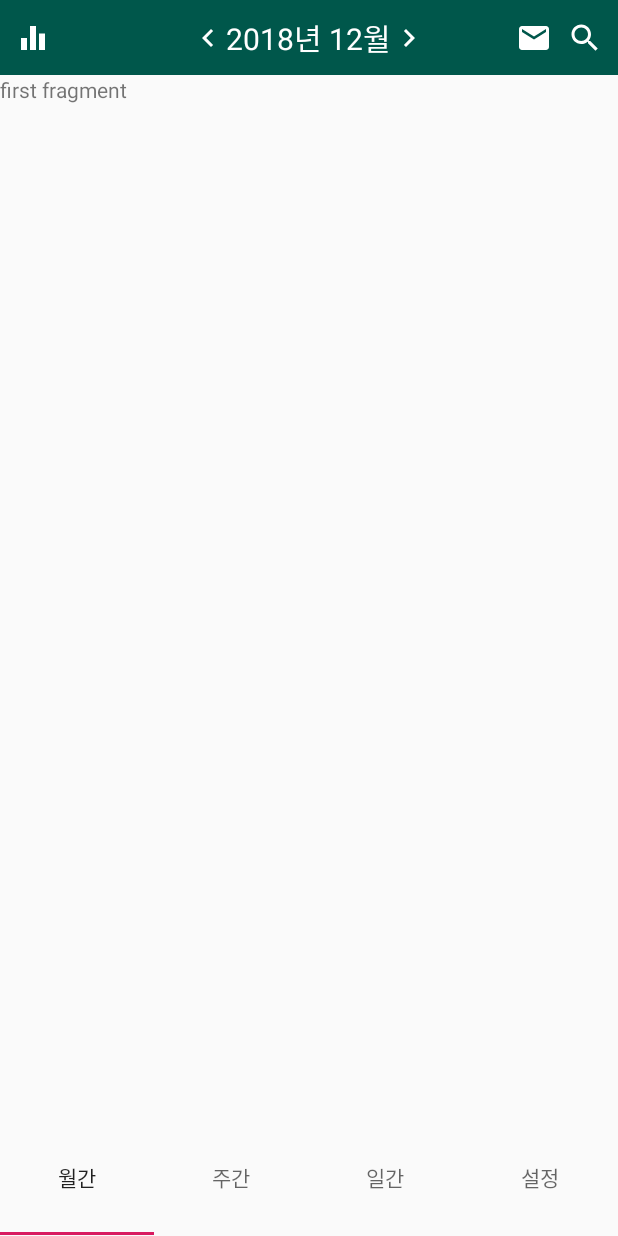
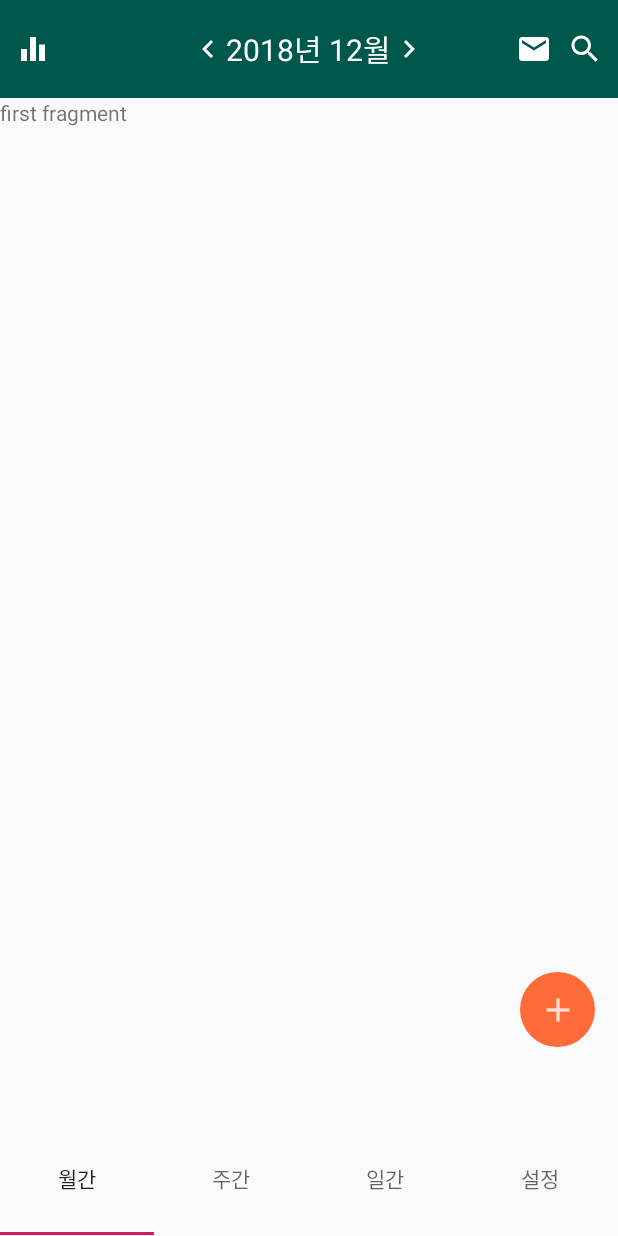
Before and after one commit to Junghun0/MoneyPlanner, an Android app: the screen it shows after launch (MainActivity), on a phone screen of 412 x 824 dp. Run offline under Robolectric (Android 15) with nearby library versions, the phone set to English and light mode, and no system bars; our stand-ins replace ButterKnife.

Commit message:
add : plus_btn , Fragment change : mainActivity layout

```diff
--- /dev/null
+++ b/app/src/main/java/com/example/parkjunghun/moneyplanner/Activity/Fragment/Add_First_Fragment.java
@@ -0,0 +1,25 @@
+package com.example.parkjunghun.moneyplanner.Activity.Fragment;
+
+import android.os.Bundle;
+import android.support.annotation.NonNull;
+import android.support.annotation.Nullable;
+import android.support.v4.app.Fragment;
+import android.view.LayoutInflater;
+import android.view.View;
+import android.view.ViewGroup;
+
+import com.example.parkjunghun.moneyplanner.R;
+
+public class Add_First_Fragment extends Fragment {
+
+    public Add_First_Fragment() {
+    }
+
+    @Nullable
+    @Override
+    public View onCreateView(@NonNull LayoutInflater inflater, @Nullable ViewGroup container, @Nullable Bundle savedInstanceState) {
+        View view = inflater.inflate(R.layout.add_first_fragment_layout, container, false);
+
+        return view;
+    }
+}
--- a/app/src/main/java/com/example/parkjunghun/moneyplanner/Activity/Fragment/First_Fragment.java
+++ b/app/src/main/java/com/example/parkjunghun/moneyplanner/Activity/Fragment/First_Fragment.java
@@ -4,19 +4,37 @@ import android.os.Bundle;
 import android.support.annotation.NonNull;
 import android.support.annotation.Nullable;
 import android.support.v4.app.Fragment;
+import android.support.v4.app.FragmentManager;
+import android.support.v4.app.FragmentTransaction;
 import android.view.LayoutInflater;
 import android.view.View;
 import android.view.ViewGroup;
+import android.widget.ImageButton;
 
 import com.example.parkjunghun.moneyplanner.R;
 
+import butterknife.BindView;
+import butterknife.ButterKnife;
+
 public class First_Fragment extends Fragment {
+
+    @BindView(R.id.plus_btn)
+    ImageButton plus_btn;
 
     @Nullable
     @Override
     public View onCreateView(@NonNull LayoutInflater inflater, @Nullable ViewGroup container, @Nullable Bundle savedInstanceState) {
         View view = inflater.inflate(R.layout.first_fragment_layout, container, false);
+        ButterKnife.bind(this , view);
 
+        plus_btn.setOnClickListener(new View.OnClickListener() {
+            @Override
+            public void onClick(View v) {
+                FragmentManager fragmentManager = getActivity().getSupportFragmentManager();
+                FragmentTransaction fragmentTransaction = fragmentManager.beginTransaction();
+                fragmentTransaction.replace(R.id.main_view, new Add_First_Fragment()).addToBackStack(null).commit();
+            }
+        });
 
         return view;
     }
--- a/app/src/main/java/com/example/parkjunghun/moneyplanner/Activity/MainActivity.java
+++ b/app/src/main/java/com/example/parkjunghun/moneyplanner/Activity/MainActivity.java
@@ -5,7 +5,6 @@ import android.support.design.widget.TabLayout;
 import android.support.v4.view.ViewPager;
 import android.support.v7.app.AppCompatActivity;
 import android.view.View;
-import android.view.WindowManager;
 import android.widget.ImageButton;
 import android.widget.TextView;
 
@@ -23,13 +22,20 @@ public class MainActivity extends AppCompatActivity {
     TabLayout tabLayout;
     @BindView(R.id.main_ViewPager)
     ViewPager viewPager;
+    @BindView(R.id.current_month)
+    TextView currentMonth;
+    @BindView(R.id.before_month)
+    ImageButton left_button;
+    @BindView(R.id.after_month)
+    ImageButton right_button;
+    @BindView(R.id.messages)
+    ImageButton message_button;
+    @BindView(R.id.search)
+    ImageButton search_button;
+    @BindView(R.id.account)
+    ImageButton account_button;
 
-    private TextView currentMonth;
-    private ImageButton left_button;
-    private ImageButton right_button;
-    private ImageButton message_button;
-    private ImageButton search_button;
-    private ImageButton account_button;
+    private ViewPagerAdapter viewPagerAdapter;
 
     Calendar cal;
     int month;
@@ -39,22 +45,14 @@ public class MainActivity extends AppCompatActivity {
     protected void onCreate(Bundle savedInstanceState) {
         super.onCreate(savedInstanceState);
         setContentView(R.layout.activity_main);
-
-        left_button = (ImageButton)findViewById(R.id.before_month);
-        right_button = (ImageButton)findViewById(R.id.after_month);
-
-        //message_button = (ImageButton)findViewById(R.id.messages);
-        //search_button = (ImageButton)findViewById(R.id.search);
-        //account_button = (ImageButton)findViewById(R.id.account);
+        ButterKnife.bind(this);
 
         cal = Calendar.getInstance();
         year = cal.get(Calendar.YEAR);
         month = cal.get(Calendar.MONTH)+1;
-        currentMonth = findViewById(R.id.current_month);
         currentMonth.setText(year+"년 " + month + "월");
 
-        ButterKnife.bind(this);
-        ViewPagerAdapter viewPagerAdapter = new ViewPagerAdapter(getSupportFragmentManager(), this);
+        viewPagerAdapter = new ViewPagerAdapter(getSupportFragmentManager(), this);
 
         viewPager.setAdapter(viewPagerAdapter);
         tabLayout.setupWithViewPager(viewPager);
@@ -64,7 +62,6 @@ public class MainActivity extends AppCompatActivity {
         tabLayout.getTabAt(2).setText("일간");
         tabLayout.getTabAt(3).setText("설정");
 
-        tabLayout.setTabGravity(TabLayout.GRAVITY_FILL);
 
 // 월별 왼쪽 버튼, 오른쪽 버튼
         left_button.setOnClickListener(new View.OnClickListener() {
@@ -88,5 +85,6 @@ public class MainActivity extends AppCompatActivity {
                 //EventBus.getDefault().post(new Weekly_Update("true",year,month));
             }
         });
+
     }
 }
--- /dev/null
+++ b/app/src/main/res/drawable/button.xml
@@ -0,0 +1,21 @@
+<?xml version="1.0" encoding="utf-8"?>
+<selector xmlns:android="http://schemas.android.com/apk/res/android">
+    <item android:state_focused="false" android:state_pressed="false">
+        <shape>
+            <solid android:color="#fe6b38" />
+            <corners android:radius="1000dp" />
+            <padding android:bottom="10dp" android:left="10dp"
+                android:right="10dp" android:top="10dp" />
+        </shape>
+    </item>
+
+    <!-- click -->
+    <item android:state_focused="false" android:state_pressed="true">
+        <shape>
+            <solid android:color="#ff9874" />
+            <corners android:radius="1000dp" />
+            <padding android:bottom="10dp" android:left="10dp"
+                android:right="10dp" android:top="10dp" />
+        </shape>
+    </item>
+</selector>
--- a/app/src/main/res/layout/activity_main.xml
+++ b/app/src/main/res/layout/activity_main.xml
@@ -1,101 +1,103 @@
 <?xml version="1.0" encoding="utf-8"?>
-<LinearLayout
-    xmlns:android="http://schemas.android.com/apk/res/android"
+<LinearLayout xmlns:android="http://schemas.android.com/apk/res/android"
+    xmlns:app="http://schemas.android.com/apk/res-auto"
     xmlns:tools="http://schemas.android.com/tools"
     android:layout_width="match_parent"
     android:layout_height="match_parent"
-    tools:context=".Activity.MainActivity"
+    android:orientation="vertical"
+    android:weightSum="10"
+    tools:context=".Activity.MainActivity">
 
-    android:orientation="vertical">
+    <LinearLayout
+        android:layout_width="match_parent"
+        android:layout_height="0dp"
+        android:layout_weight="0.8">
 
         <FrameLayout
             android:layout_width="match_parent"
-        android:layout_height="50dp"
+            android:layout_height="match_parent"
             android:background="@color/colorPrimaryDark">
 
             <LinearLayout
                 android:layout_width="wrap_content"
-            android:layout_height="wrap_content"
+                android:layout_height="match_parent"
                 android:layout_gravity="left"
-            android:gravity="left"
-            >
+                android:gravity="left">
 
                 <ImageButton
+                    android:id="@+id/account"
                     android:layout_width="wrap_content"
-                android:layout_height="50dp"
-                android:src="@drawable/ic_equalizer_black_24dp"
+                    android:layout_height="match_parent"
+                    android:layout_marginLeft="10dp"
                     android:background="@color/colorPrimaryDark"
-                android:layout_marginLeft="10dp"
-                android:id="@+id/account"
-                />
+                    android:src="@drawable/ic_equalizer_black_24dp" />
 
             </LinearLayout>
 
             <LinearLayout
                 android:layout_width="wrap_content"
-                android:layout_height="wrap_content"
+                android:layout_height="match_parent"
                 android:layout_gravity="center"
-                android:orientation="horizontal"
                 android:gravity="center"
-                >
+                android:orientation="horizontal">
 
                 <ImageButton
+                    android:id="@+id/before_month"
                     android:layout_width="wrap_content"
-                    android:layout_height="50dp"
-                    android:src="@drawable/ic_chevron_left_black_24dp"
+                    android:layout_height="match_parent"
                     android:background="@color/colorPrimaryDark"
-                    android:id="@+id/before_month"
-                    />
+                    android:src="@drawable/ic_chevron_left_black_24dp" />
 
                 <TextView
+                    android:id="@+id/current_month"
                     android:layout_width="wrap_content"
                     android:layout_height="wrap_content"
-                    android:id="@+id/current_month"
                     android:textColor="#ffffff"
-                    android:textSize="20dp"
-                    />
+                    android:textSize="20sp" />
 
                 <ImageButton
+                    android:id="@+id/after_month"
                     android:layout_width="wrap_content"
-                    android:layout_height="50dp"
-                    android:src="@drawable/ic_chevron_right_black_24dp"
+                    android:layout_height="match_parent"
                     android:background="@color/colorPrimaryDark"
-                    android:id="@+id/after_month"
-                    />
+                    android:src="@drawable/ic_chevron_right_black_24dp" />
 
             </LinearLayout>
 
 
             <LinearLayout
                 android:layout_width="wrap_content"
-            android:layout_height="wrap_content"
+                android:layout_height="match_parent"
                 android:layout_gravity="right"
-            android:gravity="right"
                 android:layout_marginRight="10dp"
-            >
+                android:gravity="right">
 
                 <ImageButton
+                    android:id="@+id/messages"
                     android:layout_width="wrap_content"
-                android:layout_height="50dp"
-                android:src="@drawable/ic_email_black_24dp"
+                    android:layout_height="match_parent"
                     android:background="@color/colorPrimaryDark"
-                android:id="@+id/messages"
-                />
+                    android:src="@drawable/ic_email_black_24dp" />
 
                 <ImageButton
+                    android:id="@+id/search"
                     android:layout_width="wrap_content"
-                android:layout_height="50dp"
-                android:src="@drawable/ic_search_black_24dp"
+                    android:layout_height="match_parent"
                     android:layout_marginLeft="10dp"
                     android:background="@color/colorPrimaryDark"
-                android:id="@+id/search"
-                />
+                    android:src="@drawable/ic_search_black_24dp" />
 
+            </LinearLayout>
+        </FrameLayout>
     </LinearLayout>
 
 
-
-        </FrameLayout>
+    <LinearLayout
+        android:id="@+id/main_view"
+        android:layout_width="match_parent"
+        android:layout_height="0dp"
+        android:layout_weight="9.2"
+        android:orientation="vertical">
 
         <android.support.v4.view.ViewPager
             android:id="@+id/main_ViewPager"
@@ -107,6 +109,8 @@
             android:id="@+id/main_Tablayout"
             android:layout_width="match_parent"
             android:layout_height="0dp"
-            android:layout_weight="0.1"/>
+            android:layout_weight="0.1" />
+    </LinearLayout>
+
 
 </LinearLayout>
--- /dev/null
+++ b/app/src/main/res/layout/add_first_fragment_layout.xml
@@ -0,0 +1,26 @@
+<?xml version="1.0" encoding="utf-8"?>
+<LinearLayout xmlns:android="http://schemas.android.com/apk/res/android"
+    android:layout_width="match_parent"
+    android:layout_height="match_parent"
+    android:orientation="vertical">
+
+    <EditText
+        android:layout_width="match_parent"
+        android:layout_height="wrap_content"
+        android:hint="금액"/>
+
+    <LinearLayout
+        android:layout_width="match_parent"
+        android:layout_height="wrap_content"
+        android:orientation="horizontal">
+        <Button
+            android:layout_width="wrap_content"
+            android:layout_height="wrap_content"
+            android:text="입금"/>
+
+        <Button
+            android:layout_width="wrap_content"
+            android:layout_height="wrap_content"
+            android:text="지출"/>
+    </LinearLayout>
+</LinearLayout>
--- a/app/src/main/res/layout/first_fragment_layout.xml
+++ b/app/src/main/res/layout/first_fragment_layout.xml
@@ -1,11 +1,26 @@
 <?xml version="1.0" encoding="utf-8"?>
 <LinearLayout xmlns:android="http://schemas.android.com/apk/res/android"
     android:layout_width="match_parent"
-    android:layout_height="match_parent">
+    android:layout_height="match_parent"
+    android:orientation="vertical">
 
     <TextView
         android:layout_width="wrap_content"
         android:layout_height="wrap_content"
         android:text="first fragment"/>
 
+
+    <LinearLayout
+        android:layout_width="match_parent"
+        android:layout_height="match_parent"
+        android:gravity="bottom|right">
+        <ImageButton
+            android:id="@+id/plus_btn"
+            android:layout_width="50dp"
+            android:layout_height="50dp"
+            android:layout_marginRight="15dp"
+            android:layout_marginBottom="50dp"
+            android:background="@drawable/button"
+            android:src="@drawable/plus_img" />
+    </LinearLayout>
 </LinearLayout>
```
Also changed, not shown: app/src/main/res/drawable-hdpi/plus_img.png (added), app/src/main/res/drawable-mdpi/plus_img.png (added), app/src/main/res/drawable-xhdpi/plus_img.png (added), app/src/main/res/drawable-xxhdpi/plus_img.png (added), app/src/main/res/drawable-xxxhdpi/plus_img.png (added). Lines whose indentation alone changed are shown as unchanged.
